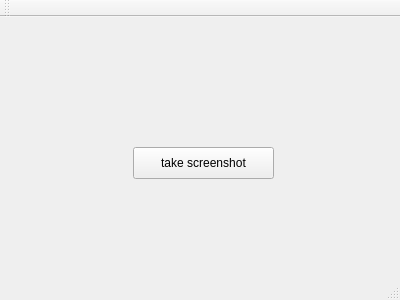
This is ocrcopy/mainwindow.ui in spreelanka/ocr_copy as Qt 5 draws it before an edit. The edited form follows.
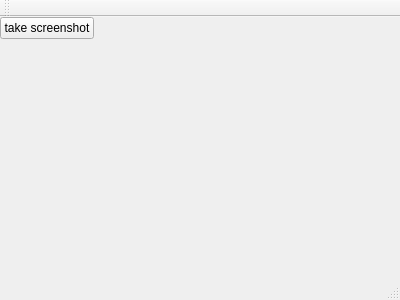
This is the edited form.

Diff of the .ui file:
```diff
--- a/ocrcopy/mainwindow.ui
+++ b/ocrcopy/mainwindow.ui
@@ -15,13 +15,11 @@
   </property>
   <widget class="QWidget" name="centralWidget">
    <widget class="QPushButton" name="takeScreenshotButton">
-    <property name="geometry">
-     <rect>
-      <x>133</x>
-      <y>130</y>
-      <width>141</width>
-      <height>32</height>
-     </rect>
+    <property name="sizePolicy">
+     <sizepolicy hsizetype="Maximum" vsizetype="Maximum">
+      <horstretch>0</horstretch>
+      <verstretch>0</verstretch>
+     </sizepolicy>
     </property>
     <property name="text">
      <string>take screenshot</string>
```
